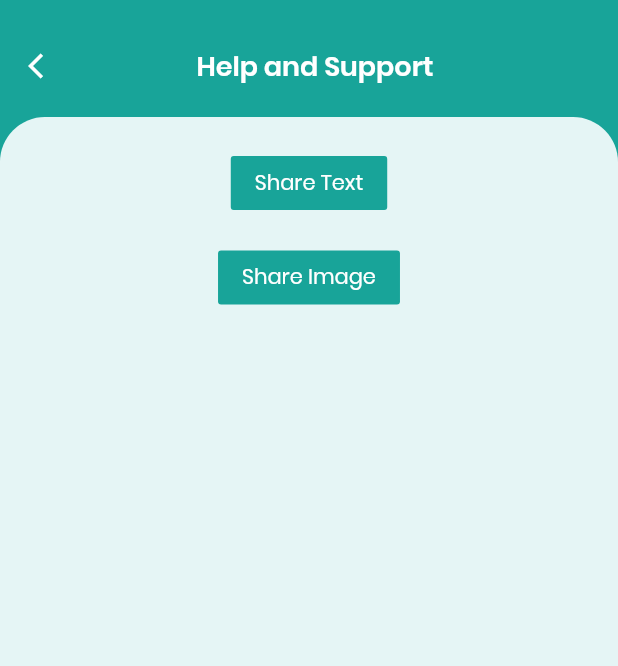
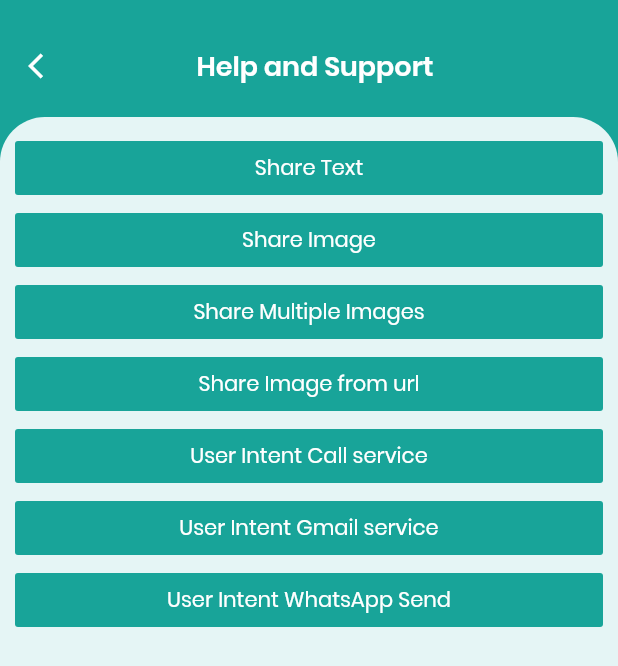
Before and after one commit to PoojaSensussoft/spacikopooja, a Flutter app: the HelpandSupport screen opened directly, after a tap on "Share Text", on a phone screen of 412 x 824 dp. Shown: the top 666 px of the screen. Run offline on Flutter 3.47's test engine with Material 2 defaults, Android fonts, the phone set to English and light mode, and no system bars; our stand-ins replace contacts_service, dio, firebase_auth, firebase_database, firebase_messaging, flutter_calendar_carousel and 11 more; missing offline and left inert: esys_flutter_share, flutter_facebook_auth, flutter_google_places, geocoder, google_maps_webservice, multi_image_picker and 1 more; accounts and stored records are empty.

Commit message:
all Intent concepts

```diff
--- a/lib/contactus/ContactDeatilsMain.dart
+++ b/lib/contactus/ContactDeatilsMain.dart
@@ -40,9 +40,7 @@ class _ContactDeatilsMainState extends State<ContactDeatilsMain> {
                     style: TextStyle(fontSize: 18, color: spacikoColor.Colorwhite, fontFamily: 'poppins_semibold'),
                   ),
                 ),
-
                 _paddingPopup(context,widget._contact, widget.onContactDeviceSave),
-
               ],
             ),
 
--- a/lib/help_and_support/HelpandSupport.dart
+++ b/lib/help_and_support/HelpandSupport.dart
@@ -1,13 +1,13 @@
-
 import 'dart:io';
 import 'dart:typed_data';
 
+import 'package:esys_flutter_share/esys_flutter_share.dart';
 import 'package:flutter/foundation.dart';
 import 'package:flutter/material.dart';
-import 'package:http/http.dart';
-import 'package:path_provider/path_provider.dart';
-import 'package:share/share.dart';
+import 'package:flutter/services.dart';
+import 'package:spacikopooja/utils/Utility.dart';
 import 'package:spacikopooja/utils/spacikoColor.dart';
+import 'package:url_launcher/url_launcher.dart';
 
 class HelpandSupport extends StatefulWidget {
   @override
@@ -18,87 +18,128 @@ class _HelpandSupportState extends State<HelpandSupport> {
   String text = '';
   String subject = '';
 
+  final String number = "123456789";
+  final String email = "dancamdev@example.com";
+
+  String message = 'hello';
+  var phone = '1234567890';
+
+  final Uri _emailLaunchUri = Uri(
+      scheme: 'mailto',
+      path: 'smith@example.com',
+      queryParameters: {
+        'subject': 'Example Subject & Symbols are allowed!'
+      }
+  );
+
   @override
   Widget build(BuildContext context) {
     return Scaffold(
-
       body: Container(
         color: spacikoColor.ColorPrimary,
-
         child: Column(
           children: [
             SizedBox(height: 20),
-
             Row(
               children: [
                 IconButton(
-                  icon: Icon(Icons.arrow_back_ios_sharp, color: spacikoColor.Colorwhite), iconSize: 20,
+                  icon: Icon(Icons.arrow_back_ios_sharp,
+                      color: spacikoColor.Colorwhite),
+                  iconSize: 20,
                   onPressed: () {
                     Navigator.pop(context);
                   },
                 ),
-
                 Expanded(
                   child: Padding(
                     padding: EdgeInsets.only(right: 40),
-                    child: Text('Help and Support', textAlign: TextAlign.center,
-                      style: TextStyle(fontSize: 18, color: spacikoColor.Colorwhite, fontFamily: 'poppins_semibold'),
+                    child: Text(
+                      'Help and Support',
+                      textAlign: TextAlign.center,
+                      style: TextStyle(
+                          fontSize: 18,
+                          color: spacikoColor.Colorwhite,
+                          fontFamily: 'poppins_semibold'),
                     ),
                   ),
                 ),
               ],
             ),
-
             SizedBox(height: 10),
-
             Expanded(
               child: Container(
                 width: MediaQuery.of(context).size.width,
 
                 decoration: BoxDecoration(
-                  color: spacikoColor.Colorlihgt_green,
-                  borderRadius: BorderRadius.only(topRight: Radius.circular(30), topLeft: Radius.circular(30))
-                ),
+                    color: spacikoColor.Colorlihgt_green,
+                    borderRadius: BorderRadius.only(
+                        topRight: Radius.circular(30),
+                        topLeft: Radius.circular(30))),
 
+                padding: EdgeInsets.all(10),
+                child: ListView(
+                  children: [
+                    FlatButton(color: spacikoColor.ColorPrimary,
+                      child: Text('Share Text',
+                          style: TextStyle(fontSize: 14, fontFamily: 'poppins_regular', color: spacikoColor.Colorwhite)),
 
-                child: SingleChildScrollView(
-                  child: Column(
-                    children: [
-                      SizedBox(height: 20),
+                      onPressed: () async => await _shareText(),
+                    ),
 
-                      FlatButton(
-                        color: spacikoColor.ColorPrimary,
-                        child: Text('Share Text', style: TextStyle(fontSize: 14,
-                            fontFamily: 'poppins_regular',color: spacikoColor.Colorwhite)),
+                    FlatButton(color: spacikoColor.ColorPrimary,
+                      child: Text('Share Image',
+                          style: TextStyle(fontSize: 14, fontFamily: 'poppins_regular', color: spacikoColor.Colorwhite)),
+
+                      onPressed: () async => await _shareImage(),
+                    ),
+
+                    FlatButton(color: spacikoColor.ColorPrimary,
+                      child: Text('Share Multiple Images',
+                          style: TextStyle(fontSize: 14, fontFamily: 'poppins_regular', color: spacikoColor.Colorwhite)),
+
+                      onPressed: () async => await _shareMultipleImage(),
+                    ),
+
+                    FlatButton(color: spacikoColor.ColorPrimary,
+                      child: Text('Share Image from url',
+                          style: TextStyle(fontSize: 14, fontFamily: 'poppins_regular', color: spacikoColor.Colorwhite)),
+
+                      onPressed: () async => await _shareUrlFile(),
+
+                   /*   onPressed: (){
+                        _makePhoneCall('tel: 1234567890');
+                      },*/
+                    ),
+
+                    FlatButton(color: spacikoColor.ColorPrimary,
+                      child: Text('User Intent Call service',
+                          style: TextStyle(fontSize: 14, fontFamily: 'poppins_regular', color: spacikoColor.Colorwhite)),
 
                         onPressed: (){
-                          setState(() {
-                            Share.share(
-                                'check out my website https://protocoderspoint.com/');
-                          });
-                        },
-                      ),
+                          _makePhoneCall('tel: 1234567890');
+                        }
+                    ),
 
-                      SizedBox(height: 15),
+                    FlatButton(color: spacikoColor.ColorPrimary,
+                        child: Text('User Intent Gmail service',
+                            style: TextStyle(fontSize: 14, fontFamily: 'poppins_regular', color: spacikoColor.Colorwhite)),
 
-                      FlatButton(
-                        color: spacikoColor.ColorPrimary,
-                        child: Text('Share Image', style: TextStyle(fontSize: 14,
-                            fontFamily: 'poppins_regular',color: spacikoColor.Colorwhite)),
+                        onPressed: (){
+                          launch(_emailLaunchUri.toString());
+                        }
+                    ),
+
+                    FlatButton(color: spacikoColor.ColorPrimary,
+                        child: Text('User Intent WhatsApp Send', style: TextStyle(fontSize: 14,
+                            fontFamily: 'poppins_regular', color: spacikoColor.Colorwhite)),
 
                         onPressed: () async {
-                          // Directory dir = await getApplicationDocumentsDirectory();
-                          //   // Share.shareFiles(['${dir.path}/SampleImage.png'], text: 'Great picture');
-                          //
-                          //   var request = await HttpClient().getUrl(Uri.parse('https://shop.esys.eu/media/image/6f/8f/af/amlog_transport-berwachung.jpg'));
-                          //   var response = await request.close();
-                          //   Uint8List bytes = await consolidateHttpClientResponseBytes(response);
-                          //   await Share.file('ESYS AMLOG', 'amlog.jpg', bytes, 'image/jpg');
-                        },
-                      ),
-                    ],
-
-                  ),
+                          var whatsappUrl ="whatsapp://send?phone=$phone";
+                          await canLaunch(whatsappUrl)? launch(whatsappUrl):
+                              Utility.showToast("open whatsapp app link or do a snackbar with notification that there is no whatsapp installed");
+                        }
+                    ),
+                  ],
                 ),
               ),
             )
@@ -108,4 +149,64 @@ class _HelpandSupportState extends State<HelpandSupport> {
     );
   }
 
+  Future<void> _shareText() async {
+    try {
+      Share.text('my text title',
+          'This is my text to share with other applications.', 'text/plain');
+    } catch (e) {
+      print('error: $e');
+    }
+  }
+
+  Future<void> _shareImage() async {
+    try {
+      ByteData byteData = await rootBundle.load('image/splash.jpg');
+      await Share.file("esys image", 'esys.png', byteData.buffer.asUint8List(), 'image/jpg', text: 'My share image text!');
+
+    } catch (e) {
+      print('error: $e');
+    }
+  }
+
+
+  Future<void> _shareMultipleImage() async {
+    try {
+      ByteData byteData = await rootBundle.load('image/splash.jpg');
+      ByteData bytedate1 = await rootBundle.load('image/splash.jpg');
+
+      await Share.files("esys image",
+          {'esys.png': bytedate1.buffer.asUint8List(),
+          'bluedan.png': byteData.buffer.asUint8List(),}, 'image/jpg', text: 'My share image text!');
+
+    } catch (e) {
+      print('error: $e');
+    }
+  }
+
+
+  Future<void>_shareUrlFile() async{
+    try {
+      var request = await HttpClient().getUrl(Uri.parse(
+          'https://shop.esys.eu/media/image/6f/8f/af/amlog_transport-berwachung.jpg'));
+
+      var response = await request.close();
+      Uint8List bytes = await consolidateHttpClientResponseBytes(response);
+      await Share.file('ESYS AMLOG', 'amlog.jpg', bytes, 'image/jpg');
+    } catch (e) {
+      print('error: $e');
+    }
+  }
+
+
+  //making call
+  Future<void> _makePhoneCall(String url) async {
+    if (await canLaunch(url)) {
+      await launch(url);
+      await launch(url);
+
+    } else {
+      Utility.showToast('Could not launch $url');
+    }
+  }
+
 }
--- a/lib/homepage/layouts/profile/MyProfile.dart
+++ b/lib/homepage/layouts/profile/MyProfile.dart
@@ -24,8 +24,8 @@ class _MyProfileState extends State<MyProfile> {
 
             IconButton(
               alignment: Alignment.centerLeft,
-              icon: Icon(Icons.arrow_back_ios_sharp,
-                  color: spacikoColor.Colorwhite),
+              icon: Icon(Icons.arrow_back_ios_sharp, color: spacikoColor.Colorwhite),
+
               iconSize: 25,
               onPressed: () {
                 setState(() {
--- a/lib/homepage/layouts/profile/UserProfileNav.dart
+++ b/lib/homepage/layouts/profile/UserProfileNav.dart
@@ -435,6 +435,7 @@ class _UserProfileNavState extends State<UserProfileNav> {
                       ),
                     ],
                   ),
+
                   onTap: () {
                     Navigator.of(context).push(
                         MaterialPageRoute(builder: (BuildContext context) => ContactUs()));
```
Also changed, not shown: lib/contactus/ContactUs.dart (+39 -42 lines), lib/homepage/layouts/profile/UserProfile.dart (+0 -8 lines), pubspec.yaml (+8 -3 lines), pubspec.lock, 2 other files.
